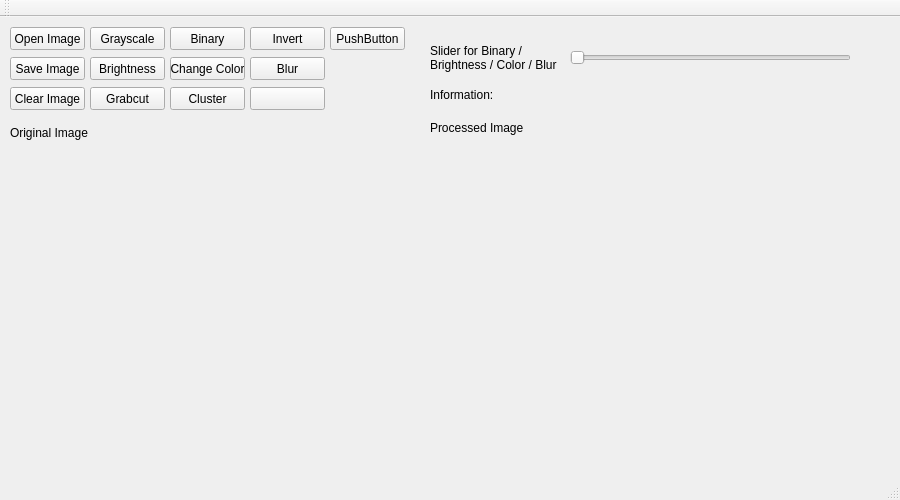
Old version of the form opencv_image/mainwindow.ui in the repository ChienErhLin/Qt-Opencv-image-processing.
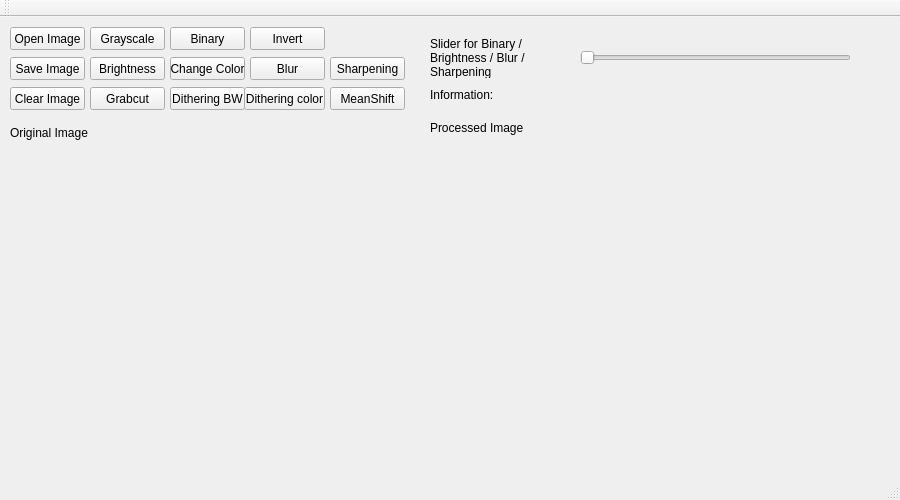
New version of the form.

```diff
--- a/opencv_image/mainwindow.ui
+++ b/opencv_image/mainwindow.ui
@@ -114,9 +114,9 @@
    <widget class="QSlider" name="horizontalSlider">
     <property name="geometry">
      <rect>
-      <x>570</x>
+      <x>580</x>
       <y>30</y>
-      <width>281</width>
+      <width>271</width>
       <height>22</height>
      </rect>
     </property>
@@ -132,12 +132,12 @@
      <rect>
       <x>430</x>
       <y>20</y>
-      <width>131</width>
+      <width>141</width>
       <height>41</height>
      </rect>
     </property>
     <property name="text">
-     <string>Slider for Binary / Brightness / Color / Blur</string>
+     <string>Slider for Binary / Brightness / Blur / Sharpening</string>
     </property>
     <property name="wordWrap">
      <bool>true</bool>
@@ -262,6 +262,32 @@
    <widget class="QPushButton" name="pushButton_Cluster">
     <property name="geometry">
      <rect>
+      <x>330</x>
+      <y>70</y>
+      <width>75</width>
+      <height>23</height>
+     </rect>
+    </property>
+    <property name="text">
+     <string>MeanShift</string>
+    </property>
+   </widget>
+   <widget class="QPushButton" name="pushButton_Dithering_color">
+    <property name="geometry">
+     <rect>
+      <x>244</x>
+      <y>70</y>
+      <width>81</width>
+      <height>23</height>
+     </rect>
+    </property>
+    <property name="text">
+     <string>Dithering color</string>
+    </property>
+   </widget>
+   <widget class="QPushButton" name="pushButton_Dithering_BW">
+    <property name="geometry">
+     <rect>
       <x>170</x>
       <y>70</y>
       <width>75</width>
@@ -269,33 +295,20 @@
      </rect>
     </property>
     <property name="text">
-     <string>Cluster</string>
+     <string>Dithering BW</string>
     </property>
    </widget>
-   <widget class="QPushButton" name="pushButton_">
-    <property name="geometry">
-     <rect>
-      <x>250</x>
-      <y>70</y>
-      <width>75</width>
-      <height>23</height>
-     </rect>
-    </property>
-    <property name="text">
-     <string/>
-    </property>
-   </widget>
-   <widget class="QPushButton" name="pushButton">
+   <widget class="QPushButton" name="pushButton_Sharpening">
     <property name="geometry">
      <rect>
       <x>330</x>
-      <y>10</y>
+      <y>40</y>
       <width>75</width>
       <height>23</height>
      </rect>
     </property>
     <property name="text">
-     <string>PushButton</string>
+     <string>Sharpening</string>
     </property>
    </widget>
   </widget>
```
